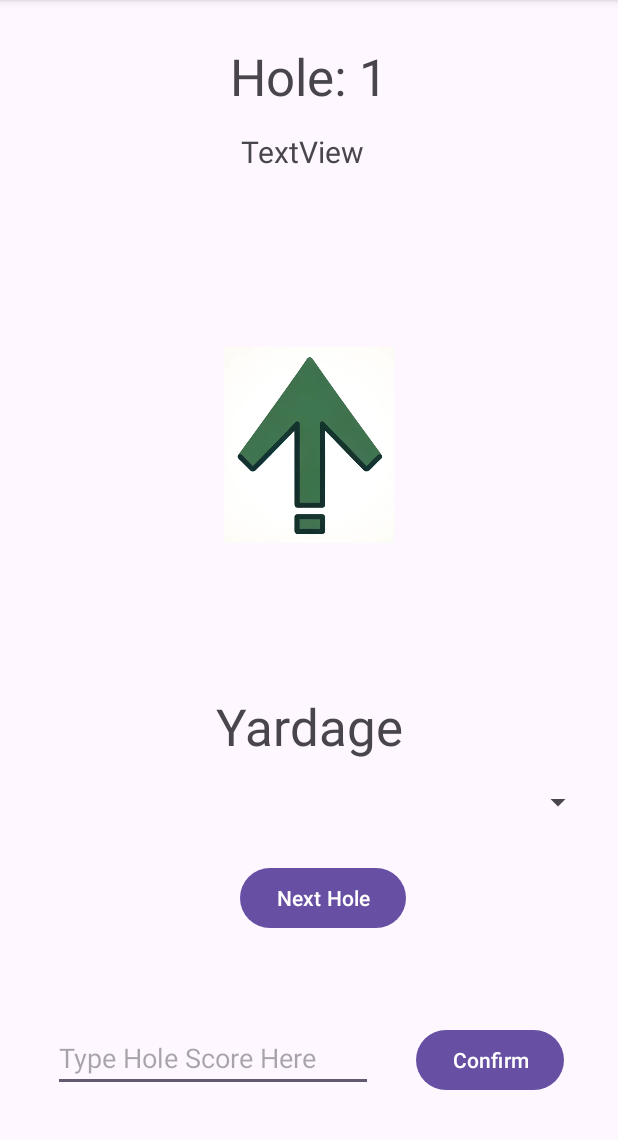
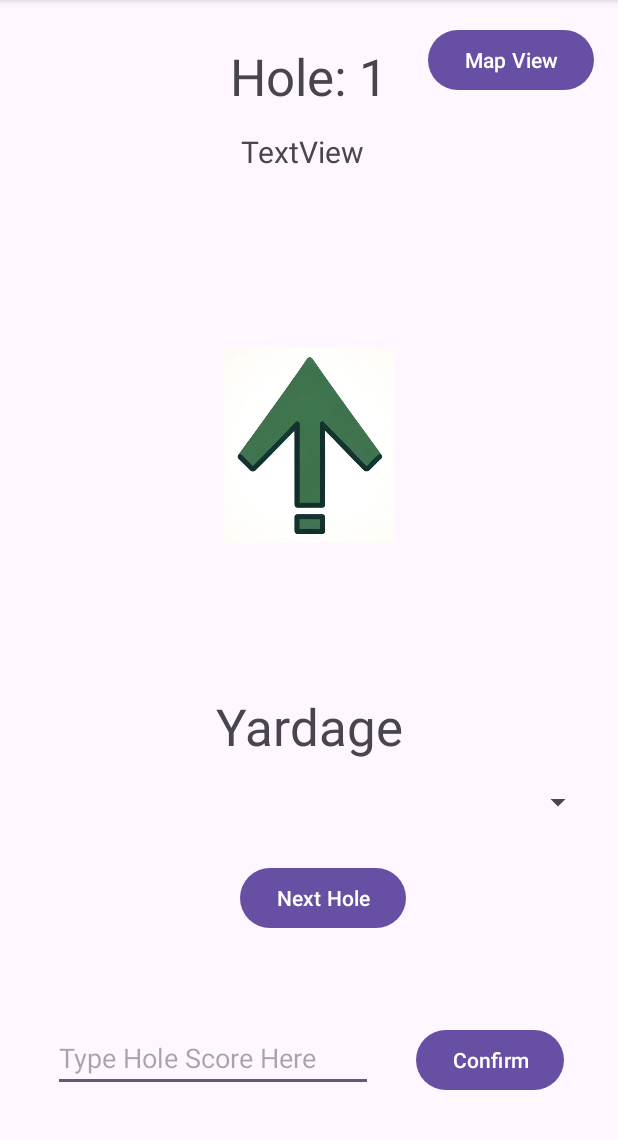
Before and after one commit to knagpal2/BadgerTee, an Android app: the RangeFinder screen opened directly, with no data from a screen before it, on a phone screen of 412 x 824 dp, the part 96-1236 px from its top. Run offline under Robolectric (Android 15) with nearby library versions, the phone set to English and light mode, and no system bars; 1 statement that could not run was skipped.

Commit message:
Added map view button in range finder to display Google Maps

```diff
--- a/app/build.gradle
+++ b/app/build.gradle
@@ -58,6 +58,8 @@ dependencies {
     implementation 'androidx.compose.ui:ui-graphics'
     implementation 'androidx.compose.ui:ui-tooling-preview'
     implementation 'androidx.compose.material3:material3'
+    implementation 'com.google.android.gms:play-services-maps:18.2.0'
+    implementation 'com.google.android.gms:play-services-location:21.0.1'
     testImplementation 'junit:junit:4.13.2'
     androidTestImplementation 'androidx.test.ext:junit:1.1.5'
     androidTestImplementation 'androidx.test.espresso:espresso-core:3.5.1'
--- a/app/src/main/java/com/cs407/badgertee/RangeFinder.java
+++ b/app/src/main/java/com/cs407/badgertee/RangeFinder.java
@@ -140,6 +140,15 @@ public class RangeFinder extends AppCompatActivity {
         updateView();
 
 
+        Button mapView = (Button) findViewById(R.id.mapButton);
+        mapView.setOnClickListener(new View.OnClickListener() {
+            @Override
+            public void onClick(View v) {
+                Intent mapSelection = new Intent(RangeFinder.this, Map.class);
+                startActivity(mapSelection);
+            }
+        });
+
     }
   //  @Override
     public void updateLocationInfo(Location location) {
--- a/app/src/main/res/layout/activity_range_finder.xml
+++ b/app/src/main/res/layout/activity_range_finder.xml
@@ -98,4 +98,14 @@
         app:layout_constraintEnd_toEndOf="parent"
         app:layout_constraintStart_toEndOf="@+id/scoreInput" />
 
+    <Button
+        android:id="@+id/mapButton"
+        android:layout_width="wrap_content"
+        android:layout_height="wrap_content"
+        android:layout_marginTop="16dp"
+        android:layout_marginEnd="16dp"
+        android:text="Map View"
+        app:layout_constraintEnd_toEndOf="parent"
+        app:layout_constraintTop_toTopOf="parent" />
+
 </androidx.constraintlayout.widget.ConstraintLayout>
```
Also changed, not shown: app/src/main/AndroidManifest.xml (+9 -3 lines), app/src/main/java/com/cs407/badgertee/Map.java (added, +71 -0 lines), app/src/main/res/layout/activity_map.xml (added, +7 -0 lines).
